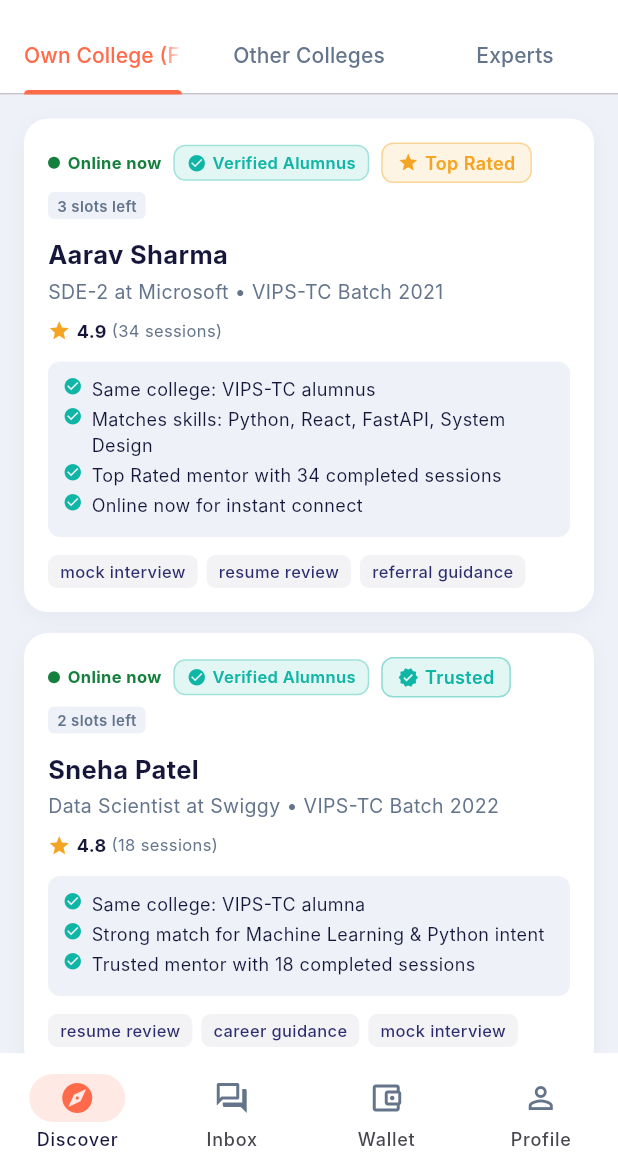
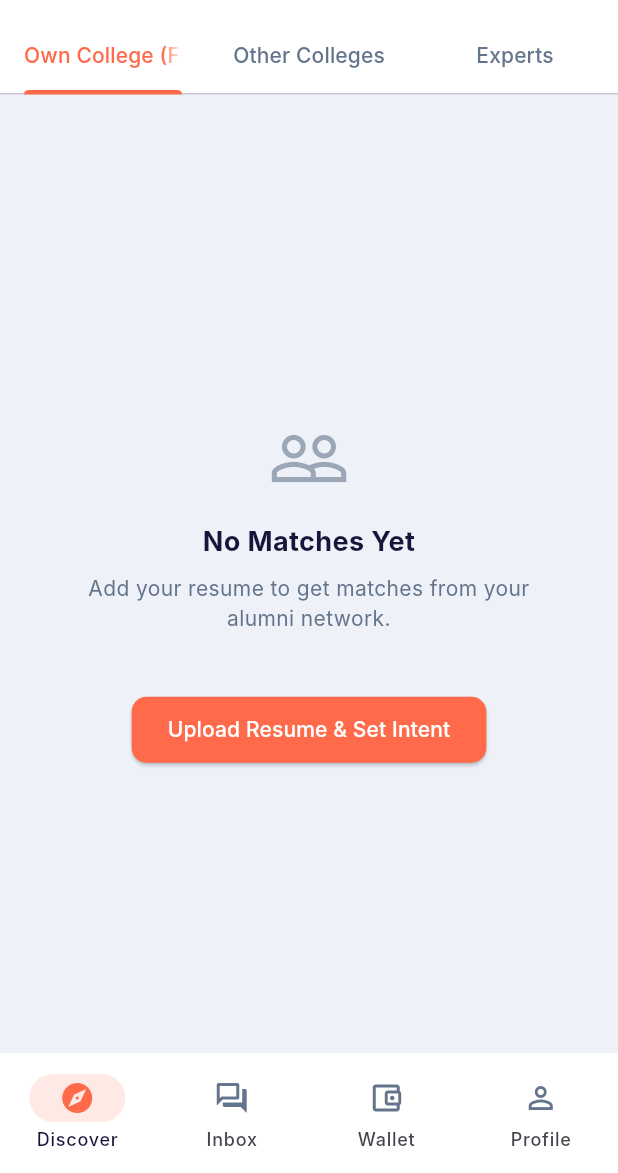
Before and after one commit to AnmolGarg8/WarmPath, a Flutter app: the DiscoverPage screen opened by its route, on a phone screen of 412 x 824 dp, the part 63-1236 px from its top. Run offline on Flutter 3.47's test engine with Material 3 defaults, Android fonts, the phone set to English and light mode, and no system bars; our stand-ins replace dio, file_picker, flutter_riverpod, flutter_secure_storage, go_router, share_plus and 1 more; missing offline and left inert: razorpay_flutter; accounts and stored records are empty; network calls fail; Roboto replaces fonts that are missing (Inter).

Commit message:
fix(discover): remove fabricated mock mentors and fall back cleanly to empty recommendations

```diff
--- a/app/lib/features/discover/discover_page.dart
+++ b/app/lib/features/discover/discover_page.dart
@@ -260,8 +260,8 @@ class _DiscoverPageState extends State<DiscoverPage> with SingleTickerProviderSt
               onTap: () {
                 Navigator.pop(ctx);
                 context.push('/connect', extra: {
-                  'giver_id': 'giver_aarav_01',
-                  'giver_name': 'Aarav Sharma',
+                  'giver_id': 'giver_mentor_01',
+                  'giver_name': 'Verified Mentor',
                   'is_online_now': true,
                   'is_own_college': true,
                   'student_plan': 'Standard',
--- a/app/lib/features/discover/services/discover_service.dart
+++ b/app/lib/features/discover/services/discover_service.dart
@@ -50,217 +50,13 @@ class DiscoverService {
   }
 
   RecommendationsData _getFallbackRecommendations(String scope) {
-    if (scope == 'cross_college') {
-      return RecommendationsData(
-        scope: scope,
-        items: [
-          RecommendationItemData(
-            giver: GiverCardData(
-              id: 'alumnus_priya',
-              fullName: 'Priya Verma',
-              headline: 'Product Manager at Google • IIT Delhi Batch 2020',
-              company: 'Google',
-              roleTitle: 'Product Manager',
-              bio: 'Product manager for Search UX. Ex-McKinsey. Mentoring students on PM case interviews, product roadmaps, and tech transitions.',
-              offers: ['mock_interview', 'resume_review', 'career_guidance'],
-              topics: ['Product Management', 'Strategy', 'Case Studies'],
-              skills: ['Product Strategy', 'Analytics', 'UX Design'],
-              domains: ['Product', 'Technology'],
-              languages: ['English', 'Hindi'],
-              badges: ['Verified Alumnus'],
-              band: 'Top Rated',
-              ratingSummary: RatingSummaryData(band: 'Top Rated', smoothedAvg: 4.92, totalSessions: 56, completionRate: 0.98),
-              availabilitySummary: AvailabilitySummaryData(online: true, capacityLeft: 4),
-              whyLines: ['Cross-college match: IIT Delhi alumna', 'Top Rated Product mentor across Google & tech ecosystem'],
-            ),
-            whyLines: ['Cross-college match: IIT Delhi alumna', 'Top Rated Product mentor across Google & tech ecosystem'],
-            locked: false,
-          ),
-          RecommendationItemData(
-            giver: GiverCardData(
-              id: 'alumnus_kabir',
-              fullName: 'Kabir Mehta',
-              headline: 'Staff Engineer at Uber • BITS Pilani Batch 2018',
-              company: 'Uber',
-              roleTitle: 'Staff Engineer',
-              bio: 'Architecting high-throughput distributed systems and data pipelines. Mentoring on distributed systems, concurrency, and career growth.',
-              offers: ['mock_interview', 'system_design_review'],
-              topics: ['Distributed Systems', 'Concurrency', 'Career Growth'],
-              skills: ['Go', 'Java', 'Distributed Systems'],
-              domains: ['Technology'],
-              languages: ['English'],
-              badges: ['Verified Alumnus'],
-              band: 'Top Rated',
-              ratingSummary: RatingSummaryData(band: 'Top Rated', smoothedAvg: 4.95, totalSessions: 39, completionRate: 1.0),
-              availabilitySummary: AvailabilitySummaryData(online: false, capacityLeft: 2),
-              whyLines: ['Cross-college match: BITS Pilani alumnus', 'High-scale architecture & distributed systems leader'],
-            ),
-            whyLines: ['Cross-college match: BITS Pilani alumnus', 'High-scale architecture & distributed systems leader'],
-            locked: false,
-          ),
-        ],
-      );
-    } else if (scope == 'experts') {
-      return RecommendationsData(
-        scope: scope,
-        items: [
-          RecommendationItemData(
-            giver: GiverCardData(
-              id: 'expert_vikram',
-              fullName: 'Dr. Vikram Sen',
-              headline: 'AI Research Director • Stanford / Former Faculty',
-              company: 'AI Labs',
-              roleTitle: 'Research Director',
-              bio: 'Former faculty and research scientist in generative deep learning models. Guiding students on AI research, publications, and MS/PhD abroad applications.',
-              offers: ['research_review', 'higher_studies_guidance'],
-              topics: ['Deep Learning', 'PhD / MS Abroad', 'AI Research'],
-              skills: ['PyTorch', 'Transformers', 'NLP'],
-              domains: ['AI Research', 'Higher Studies'],
-              languages: ['English'],
-              badges: ['Verified Expert'],
-              band: 'Top Rated',
-              ratingSummary: RatingSummaryData(band: 'Top Rated', smoothedAvg: 4.98, totalSessions: 65, completionRate: 0.99),
-              availabilitySummary: AvailabilitySummaryData(online: true, capacityLeft: 3),
-              whyLines: ['Verified Faculty & AI Domain Expert', 'Direct match for Higher Studies / MS Abroad intent'],
-            ),
-            whyLines: ['Verified Faculty & AI Domain Expert', 'Direct match for Higher Studies / MS Abroad intent'],
-            locked: false,
-          ),
-          RecommendationItemData(
-            giver: GiverCardData(
-              id: 'recruiter_ananya',
-              fullName: 'Ananya Deshmukh',
-              headline: 'Head of Talent Acquisition at Elevation Capital',
-              company: 'Elevation Capital',
-              roleTitle: 'Head of Talent',
-              bio: 'Leading talent across 40+ high-growth tech startups. Advising candidates on resumes, tech interview expectations, and hiring loops.',
-              offers: ['referral_guidance', 'resume_review'],
-              topics: ['Hiring Process', 'Startup Ecosystem', 'Resume Teardown'],
-              skills: ['Talent Acquisition', 'Interviewing'],
-              domains: ['Hiring', 'Startups'],
-              languages: ['English'],
-              badges: ['Verified Employer'],
-              band: 'Trusted',
-              ratingSummary: RatingSummaryData(band: 'Trusted', smoothedAvg: 4.8, totalSessions: 29, completionRate: 0.94),
-              availabilitySummary: AvailabilitySummaryData(online: false, capacityLeft: 2),
-              whyLines: ['Verified Employer: Hiring tech talent across 40+ startups', 'Referral & placement evaluation expert'],
-            ),
-            whyLines: ['Verified Employer: Hiring tech talent across 40+ startups', 'Referral & placement evaluation expert'],
-            locked: false,
-          ),
-        ],
-      );
-    } else {
-      // Default: own_college
-      return RecommendationsData(
-        scope: 'own_college',
-        items: [
-          RecommendationItemData(
-            giver: GiverCardData(
-              id: 'alumnus_aarav',
-              fullName: 'Aarav Sharma',
-              headline: 'SDE-2 at Microsoft • VIPS-TC Batch 2021',
-              company: 'Microsoft',
-              roleTitle: 'SDE-2',
-              bio: 'Working on Azure Core Compute & distributed caching. Passionate about helping VIPS juniors transition into high-scale software engineering roles.',
-              offers: ['mock_interview', 'resume_review', 'referral_guidance'],
-              topics: ['System Design', 'React & Node.js', 'Campus Placements'],
-              skills: ['Python', 'React', 'FastAPI', 'Distributed Systems'],
-              domains: ['Technology', 'Cloud Computing'],
-              languages: ['English', 'Hindi'],
-              badges: ['Verified Alumnus'],
-              band: 'Top Rated',
-              ratingSummary: RatingSummaryData(band: 'Top Rated', smoothedAvg: 4.9, totalSessions: 34, completionRate: 0.98),
-              availabilitySummary: AvailabilitySummaryData(online: true, capacityLeft: 3),
-              whyLines: [
-                'Same college: VIPS-TC alumnus',
-                'Matches skills: Python, React, FastAPI, System Design',
-                'Top Rated mentor with 34 completed sessions',
-                'Online now for instant connect'
-              ],
-            ),
-            whyLines: [
-              'Same college: VIPS-TC alumnus',
-              'Matches skills: Python, React, FastAPI, System Design',
-              'Top Rated mentor with 34 completed sessions',
-              'Online now for instant connect'
-            ],
-            locked: false,
-          ),
-          RecommendationItemData(
-            giver: GiverCardData(
-              id: 'alumnus_sneha',
-              fullName: 'Sneha Patel',
-              headline: 'Data Scientist at Swiggy • VIPS-TC Batch 2022',
-              company: 'Swiggy',
-              roleTitle: 'Data Scientist',
-              bio: 'Specializing in recommendation ranking systems and customer churn models. Happy to review resumes and discuss data science career paths.',
-              offers: ['resume_review', 'career_guidance', 'mock_interview'],
-              topics: ['Machine Learning', 'Data Analytics', 'Python'],
-              skills: ['Python', 'Machine Learning', 'SQL', 'FastAPI'],
-              domains: ['Data Science', 'Technology'],
-              languages: ['English', 'Hindi'],
-              badges: ['Verified Alumnus'],
-              band: 'Trusted',
-              ratingSummary: RatingSummaryData(band: 'Trusted', smoothedAvg: 4.75, totalSessions: 18, completionRate: 0.95),
-              availabilitySummary: AvailabilitySummaryData(online: true, capacityLeft: 2),
-              whyLines: [
-                'Same college: VIPS-TC alumna',
-                'Strong match for Machine Learning & Python intent',
-                'Trusted mentor with 18 completed sessions'
-              ],
-            ),
-            whyLines: [
-              'Same college: VIPS-TC alumna',
-              'Strong match for Machine Learning & Python intent',
-              'Trusted mentor with 18 completed sessions'
-            ],
-            locked: false,
-          ),
-          RecommendationItemData(
-            giver: GiverCardData(
-              id: 'alumnus_rohan',
-              fullName: 'Rohan Gupta',
-              headline: 'Founder & CEO at FinSprint (YC W23) • VIPS-TC Batch 2019',
-              company: 'FinSprint',
-              roleTitle: 'Founder',
-              bio: 'Built FinSprint from college dorm room to Y-Combinator. Mentoring student founders on early-stage validation, MVP development, and pitch decks.',
-              offers: ['startup_mentorship', 'pitch_review', 'career_guidance'],
-              topics: ['Startups', 'FinTech', 'Fundraising'],
-              skills: ['FinTech', 'Product Strategy', 'Full Stack'],
-              domains: ['Startups', 'FinTech'],
-              languages: ['English', 'Hindi'],
-              badges: ['Verified Alumnus'],
-              band: 'Top Rated',
-              ratingSummary: RatingSummaryData(band: 'Top Rated', smoothedAvg: 5.0, totalSessions: 42, completionRate: 1.0),
-              availabilitySummary: AvailabilitySummaryData(online: false, capacityLeft: 1),
-              whyLines: [
-                'Same college: VIPS-TC alumnus',
-                'Founder & FinTech career intent match',
-                '100% session completion rate'
-              ],
-            ),
-            whyLines: [
-              'Same college: VIPS-TC alumnus',
-              'Founder & FinTech career intent match',
-              '100% session completion rate'
-            ],
-            locked: false,
-          ),
-        ],
-      );
-    }
+    return RecommendationsData(
+      scope: scope,
+      items: const [],
+    );
   }
 
   GiverCardData _getFallbackGiver(String id) {
-    final all = [
-      ..._getFallbackRecommendations('own_college').items.map((i) => i.giver),
-      ..._getFallbackRecommendations('cross_college').items.map((i) => i.giver),
-      ..._getFallbackRecommendations('experts').items.map((i) => i.giver),
-    ];
-    return all.firstWhere(
-      (g) => g.id == id,
-      orElse: () => all.first,
-    );
+    throw Exception('Giver not found');
   }
 }
--- a/app/lib/features/plans_wallet/pages/earnings_page.dart
+++ b/app/lib/features/plans_wallet/pages/earnings_page.dart
@@ -242,7 +242,7 @@ class _EarningsPageState extends State<EarningsPage> {
             color: AppColors.deepIndigo,
             subtitle: _testMode
                 ? 'Test-mode payout, no real transfer'
-                : 'Successfully transferred to bank account',
+                : 'Transferred to registered bank account',
           ),
           const SizedBox(height: 16),
 
```
